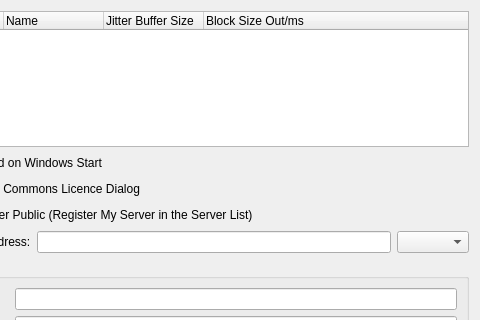
First picture: the form in src/serverdlgbase.ui, repository jamulussoftware/jamulus, before the edit; both pictures show x 108 to 588 and y 0 to 320 of the 588 by 415 pixel window.
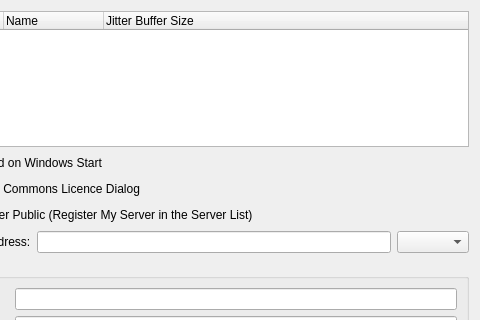
Second picture: the form after the edit. Icons and pictures are not drawn.

Patch:
```diff
--- a/src/serverdlgbase.ui
+++ b/src/serverdlgbase.ui
@@ -26,6 +26,9 @@
      <property name="rootIsDecorated">
       <bool>false</bool>
      </property>
+     <property name="columnCount">
+      <number>3</number>
+     </property>
      <column>
       <property name="text">
        <string>Client IP:Port</string>
@@ -41,11 +44,6 @@
        <string>Jitter Buffer Size</string>
       </property>
      </column>
-     <column>
-      <property name="text">
-       <string>Block Size Out/ms</string>
-      </property>
-     </column>
     </widget>
    </item>
    <item>
```
